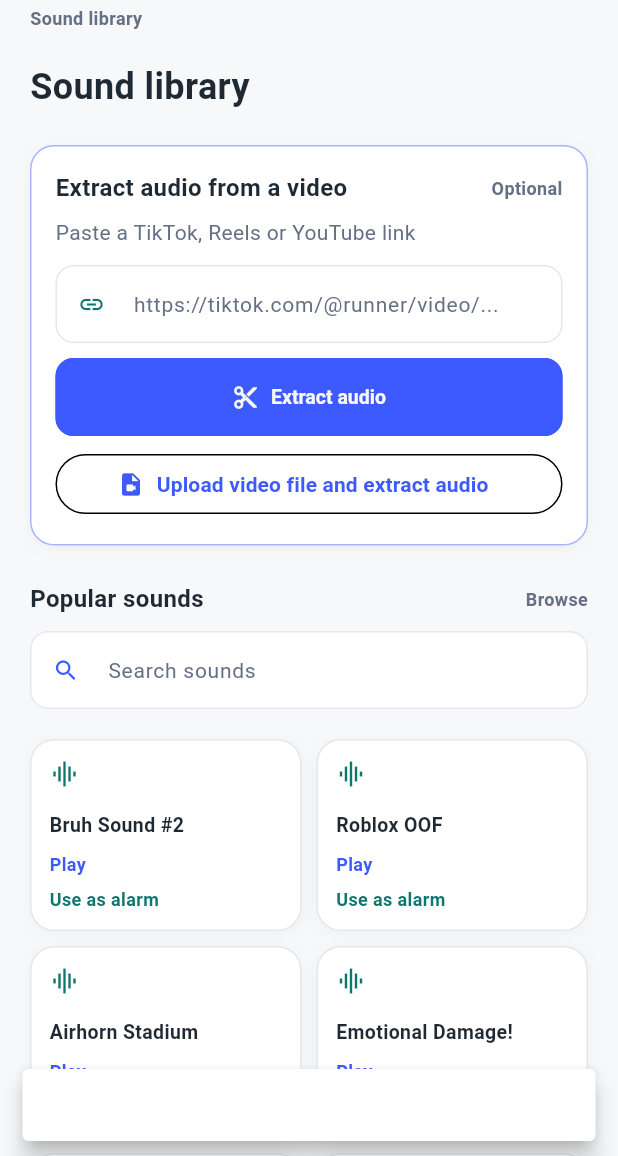
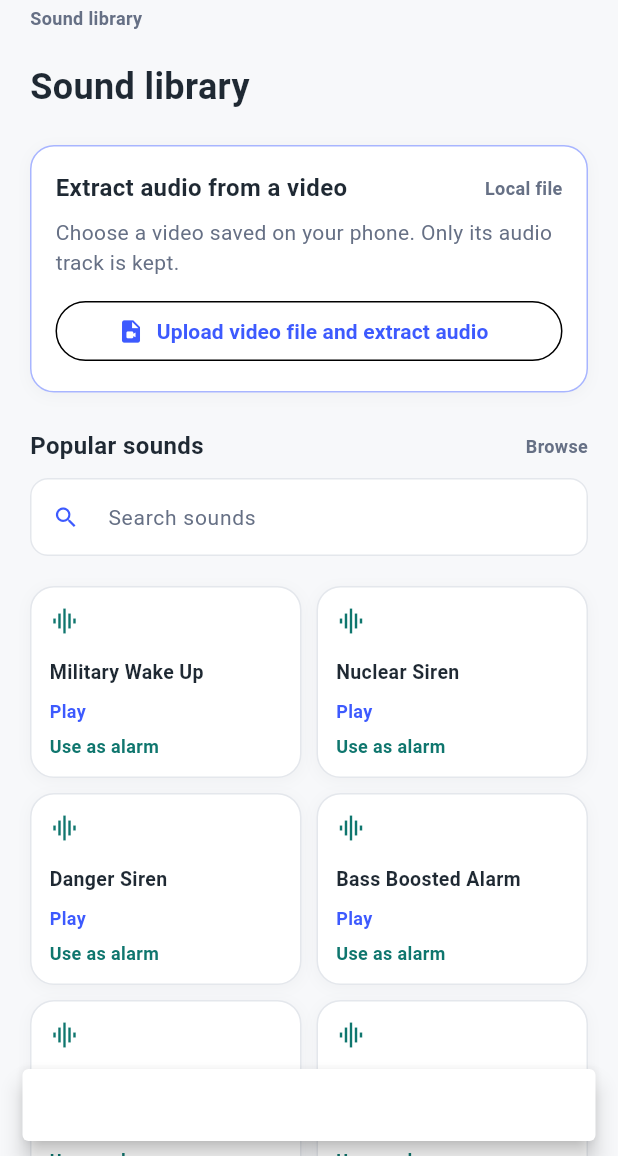
Before and after one commit to sarbneu/hypemotiv, a Flutter app: the SoundLabScreen screen opened directly, after a tap on "Play", on a phone screen of 412 x 824 dp, the part 80-1236 px from its top. Run offline on Flutter 3.47's test engine with Material 3 defaults, Android fonts, the phone set to English and light mode, and no system bars; our stand-ins replace audioplayers, camera, file_picker, flutter_local_notifications, hive_flutter, image_picker and 3 more; missing offline and left inert: dart:js_interop, google_mlkit_pose_detection, record; accounts and stored records are empty.

Commit message:
feat: bundle clean alarm sounds and remove link scraping UI

```diff
--- a/lib/screens/arena_screen.dart
+++ b/lib/screens/arena_screen.dart
@@ -19,12 +19,12 @@ import 'package:hypemotiv/utils/sound_catalog.dart';
 import 'package:hypemotiv/widgets/cyber_theme.dart';
 
 const List<Map<String, String>> kAlarmSounds = <Map<String, String>>[
-  {'name': 'Bruh', 'url': 'https://www.myinstants.com/media/sounds/bruh-sound-effect_WstdzdM.mp3'},
-  {'name': 'Airhorn', 'url': 'https://www.myinstants.com/media/sounds/airhorn.mp3'},
-  {'name': 'Roblox OOF', 'url': 'https://www.myinstants.com/media/sounds/roblox-oof.mp3'},
-  {'name': 'Emotional Damage', 'url': 'https://www.myinstants.com/media/sounds/emotional-damage.mp3'},
-  {'name': 'FBI Open Up', 'url': 'https://www.myinstants.com/media/sounds/fbi-open-up.mp3'},
-  {'name': 'Bell', 'url': 'https://www.myinstants.com/media/sounds/bell.mp3'},
+  {'name': 'Military Wake Up', 'url': 'assets/audio/military-bugle-wake-up-call.mp3'},
+  {'name': 'Nuclear Siren', 'url': 'assets/audio/nuclear-alarm-siren.mp3'},
+  {'name': 'Danger Siren', 'url': 'assets/audio/danger-siren-alarm.mp3'},
+  {'name': 'Bass Boosted Alarm', 'url': 'assets/audio/samsung-bass-boosted-alarm.mp3'},
+  {'name': 'Airhorn', 'url': 'assets/audio/airhorn.mp3'},
+  {'name': 'Bruh', 'url': 'assets/audio/bruh.mp3'},
 ];
 
 class ArenaScreen extends StatefulWidget {
@@ -64,8 +64,7 @@ class _Protocol {
 }
 
 class _ArenaScreenState extends State<ArenaScreen> {
-  static const String _fallbackSoundUrl =
-      'https://www.myinstants.com/media/sounds/bruh-sound-effect_WstdzdM.mp3';
+  static const String _fallbackSoundUrl = 'assets/audio/bruh.mp3';
 
   final List<_Protocol> _protocols = <_Protocol>[
     const _Protocol(
--- a/lib/screens/sound_lab_screen.dart
+++ b/lib/screens/sound_lab_screen.dart
@@ -17,48 +17,12 @@ import 'package:shared_preferences/shared_preferences.dart';
 const String _kSavedAlarmKey = 'hype_saved_alarm_sound';
 
 final List<Sound> _featuredSounds = <Sound>[
-  Sound(
-    id: 'bruh_2',
-    name: 'Bruh Sound #2',
-    url: 'https://www.myinstants.com/media/sounds/bruh-sound-2.mp3',
-    category: 'Meme',
-    imageUrl: '',
-  ),
-  Sound(
-    id: 'roblox_oof',
-    name: 'Roblox OOF',
-    url: 'https://www.myinstants.com/media/sounds/roblox-oof.mp3',
-    category: 'Meme',
-    imageUrl: '',
-  ),
-  Sound(
-    id: 'airhorn_stadium',
-    name: 'Airhorn Stadium',
-    url: 'https://www.myinstants.com/media/sounds/airhorn-stadium.mp3',
-    category: 'Alarm',
-    imageUrl: '',
-  ),
-  Sound(
-    id: 'emotional_damage',
-    name: 'Emotional Damage!',
-    url: 'https://www.myinstants.com/media/sounds/emotional-damage.mp3',
-    category: 'Meme',
-    imageUrl: '',
-  ),
-  Sound(
-    id: 'robert_b_weide',
-    name: 'Robert B. Weide',
-    url: 'https://www.myinstants.com/media/sounds/robert-b-weide.mp3',
-    category: 'Meme',
-    imageUrl: '',
-  ),
-  Sound(
-    id: 'fbi_open_up',
-    name: 'FBI Open Up',
-    url: 'https://www.myinstants.com/media/sounds/fbi-open-up.mp3',
-    category: 'Meme',
-    imageUrl: '',
-  ),
+  Sound(id: 'military', name: 'Military Wake Up', url: 'assets/audio/military-bugle-wake-up-call.mp3', category: 'Alarm', imageUrl: ''),
+  Sound(id: 'nuclear', name: 'Nuclear Siren', url: 'assets/audio/nuclear-alarm-siren.mp3', category: 'Alarm', imageUrl: ''),
+  Sound(id: 'danger', name: 'Danger Siren', url: 'assets/audio/danger-siren-alarm.mp3', category: 'Alarm', imageUrl: ''),
+  Sound(id: 'bass', name: 'Bass Boosted Alarm', url: 'assets/audio/samsung-bass-boosted-alarm.mp3', category: 'Alarm', imageUrl: ''),
+  Sound(id: 'airhorn', name: 'Airhorn', url: 'assets/audio/airhorn.mp3', category: 'Meme', imageUrl: ''),
+  Sound(id: 'bruh', name: 'Bruh', url: 'assets/audio/bruh.mp3', category: 'Meme', imageUrl: ''),
 ];
 
 class SoundLabScreen extends StatefulWidget {
@@ -69,10 +33,8 @@ class SoundLabScreen extends StatefulWidget {
 }
 
 class _SoundLabScreenState extends State<SoundLabScreen> {
-  static const String _fallbackSoundUrl =
-      'https://www.myinstants.com/media/sounds/bruh-sound-effect_WstdzdM.mp3';
+  static const String _fallbackSoundUrl = 'assets/audio/bruh.mp3';
 
-  final TextEditingController _ripController = TextEditingController();
   final TextEditingController _searchController = TextEditingController();
   final TextEditingController _roastController = TextEditingController();
   final TTSService _tts = TTSService();
@@ -98,7 +60,6 @@ class _SoundLabScreenState extends State<SoundLabScreen> {
   @override
   void dispose() {
     _recordingTimer?.cancel();
-    _ripController.dispose();
     _searchController.dispose();
     _roastController.dispose();
     unawaited(_tts.dispose());
@@ -143,28 +104,6 @@ class _SoundLabScreenState extends State<SoundLabScreen> {
           : (fetched.isNotEmpty ? fetched : _featuredSounds);
       _searching = false;
     });
-  }
-
-  Future<void> _rip() async {
-    final String url = _ripController.text.trim();
-    if (url.isEmpty) {
-      _toast('Paste a link first');
-      return;
-    }
-    setState(() => _ripBusy = true);
-    final Map<String, dynamic>? data = await HypeApi().ripAudioDetailed(url);
-    if (!mounted) return;
-    final String? extracted = data?['url'] as String?;
-    setState(() {
-      _ripUrl = extracted;
-      _ripBusy = false;
-    });
-    if (extracted != null) {
-      _toast('Audio extracted');
-      return;
-    }
-    final Object? error = data?['error'] ?? data?['message'] ?? data?['details'];
-    _toast(error == null ? 'Could not extract audio' : 'Rip failed: $error');
   }
 
   Future<void> _uploadVideoAndExtract() async {
@@ -277,7 +216,7 @@ class _SoundLabScreenState extends State<SoundLabScreen> {
                   ),
                   const SizedBox(height: 22),
 
-                  // Extract audio from a video
+                  // Extract audio from a video file on the device
                   CyberCard(
                     glow: true,
                     child: Column(
@@ -285,35 +224,17 @@ class _SoundLabScreenState extends State<SoundLabScreen> {
                       children: <Widget>[
                         const SectionLabel(
                           'Extract audio from a video',
-                          trailing: 'Optional',
+                          trailing: 'Local file',
                         ),
                         const SizedBox(height: 8),
                         const Text(
-                          'Paste a TikTok, Reels or YouTube link',
+                          'Choose a video saved on your phone. Only its audio track is kept.',
                           style: TextStyle(
                             color: Color(0xFF667085),
                             fontSize: 14,
                           ),
                         ),
                         const SizedBox(height: 12),
-                        TextField(
-                          controller: _ripController,
-                          decoration: const InputDecoration(
-                            hintText: 'https://tiktok.com/@runner/video/...',
-                            prefixIcon: Icon(
-                              Icons.link,
-                              color: Color(0xFF0F766E),
-                              size: 18,
-                            ),
-                          ),
-                        ),
-                        const SizedBox(height: 10),
-                        NeonButton(
-                          label: _ripBusy ? 'Extracting...' : 'Extract audio',
-                          icon: Icons.content_cut,
-                          onPressed: _rip,
-                        ),
-                        const SizedBox(height: 8),
                         OutlinedButton.icon(
                           icon: const Icon(Icons.video_file),
                           label: const Text('Upload video file and extract audio'),
--- a/lib/services/audio_service.dart
+++ b/lib/services/audio_service.dart
@@ -34,8 +34,7 @@ class AudioService {
   }
 
   /// Verified reachable meme sound (HTTP 200, audio/mpeg).
-  static const String fallbackSoundUrl =
-      'https://www.myinstants.com/media/sounds/bruh-sound-effect_WstdzdM.mp3';
+  static const String fallbackSoundUrl = 'assets/audio/bruh.mp3';
 
   static const Duration _fetchTimeout = Duration(seconds: 15);
 
@@ -85,7 +84,10 @@ class AudioService {
       );
       // On web, audioplayers creates an HTMLAudioElement with
       // crossOrigin=anonymous. Feeding bytes avoids that CORS path entirely.
-      if (kIsWeb) {
+      // Bundled sounds are real local assets — no scraping, no network, no CORS.
+      if (source.startsWith('assets/')) {
+        await _audioPlayer.setSourceAsset(source);
+      } else if (kIsWeb) {
         final http.Response response =
             await http.get(Uri.parse(playable)).timeout(_fetchTimeout);
         await _setSourceFromResponse(response, playable);
@@ -133,7 +135,9 @@ class AudioService {
     try {
       await _audioPlayer.stop();
       final String url = HypeApi.playableUrl(fallbackSoundUrl);
-      if (kIsWeb) {
+      if (url.startsWith('assets/')) {
+        await _audioPlayer.setSourceAsset(url);
+      } else if (kIsWeb) {
         final http.Response response =
             await http.get(Uri.parse(url)).timeout(_fetchTimeout);
         await _setSourceFromResponse(response, url);
--- a/lib/services/hype_api.dart
+++ b/lib/services/hype_api.dart
@@ -1,7 +1,7 @@
 /// HypeMotiv extended API client.
 ///
 /// Capabilities the base Oracle REST bridge does not have:
-///   1. myinstants.com sound scraping  (GET  /api/sounds?q=)
+///   1. Curated local sound pack        (bundled assets, no scraping)
 ///   2. Oracle BLOB file storage       (POST /api/files/upload, GET /api/files/:id)
 ///   3. Video -> audio extraction      (POST /api/extract-audio)
 ///   4. Link -> audio ripper           (POST /api/rip)
@@ -23,6 +23,7 @@ import 'package:http/http.dart' as http;
 
 import '../utils/oracle_config.dart';
 import 'sound_service.dart';
+import '../utils/sound_catalog.dart';
 
 /// One bounding box from the optional toothbrush detector.
 class DetectionBox {
@@ -160,27 +161,26 @@ class HypeApi {
     }
   }
 
-  /// Search myinstants.com through the backend scraper.
-  /// Falls back to the bundled offline sound list if the backend is down.
+  /// Return the small curated sound pack bundled with the app.
+  /// No website scraping: these are local assets committed to the project.
   Future<List<Sound>> fetchSounds({String query = '', int limit = 50}) async {
-    try {
-      final uri = Uri.parse('$base/sounds').replace(
-        queryParameters: {'q': query, 'limit': '$limit'},
-      );
-      final response = await http.get(uri).timeout(_timeout);
-      if (response.statusCode == 200) {
-        final data = jsonDecode(response.body) as Map<String, dynamic>;
-        final list = (data['sounds'] as List<dynamic>?) ?? const [];
-        final sounds = list
-            .whereType<Map>()
-            .map((e) => Sound.fromJson(Map<String, dynamic>.from(e)))
-            .toList();
-        if (sounds.isNotEmpty) return sounds.take(limit).toList();
-      }
-    } catch (_) {
-      // offline
-    }
-    return SoundService().fetchSounds(limit: limit);
+    final String q = query.trim().toLowerCase();
+    return defaultSoundOptions
+        .where(
+          (SoundOption option) =>
+              q.isEmpty || option.name.toLowerCase().contains(q),
+        )
+        .take(limit)
+        .map(
+          (SoundOption option) => Sound(
+            id: option.name,
+            name: option.name,
+            url: option.url,
+            category: 'Bundled',
+            imageUrl: '',
+          ),
+        )
+        .toList();
   }
 
   /// Upload a local file (meme audio, proof photo, ripped audio) into Oracle
--- a/lib/services/sound_service.dart
+++ b/lib/services/sound_service.dart
@@ -1,9 +1,8 @@
-/// Sound service - fetches sounds from myinstants.com API
-/// Custom sound library for meme alarms
+/// Sound service backed by the small pack bundled with the app.
+/// No website scraping: every sound is a committed local asset.
 library;
 
-import 'dart:convert';
-import 'package:http/http.dart' as http;
+import '../utils/sound_catalog.dart';
 
 class Sound {
   final String id;
@@ -48,96 +47,44 @@ class Sound {
 }
 
 class SoundService {
-  static const String _apiBase = 'https://myinstants.com';
   final Map<String, List<Sound>> _cachedSounds = {};
 
-  /// Fetch sounds from myinstants.com
   Future<List<Sound>> fetchSounds({String category = 'all', int limit = 50}) async {
-    if (_cachedSounds.containsKey(category) && _cachedSounds[category]!.length >= limit) {
-      return _cachedSounds[category]!;
+    final String key = category.toLowerCase();
+    if (_cachedSounds.containsKey(key)) {
+      return _cachedSounds[key]!.take(limit).toList();
     }
 
-    try {
-      // Search for sounds from myinstants
-      final response = await http.get(
-        Uri.parse('$_apiBase/search/?q=&limit=$limit&format=json'),
-      );
+    final List<Sound> all = defaultSoundOptions
+        .map(
+          (SoundOption option) => Sound(
+            id: option.name,
+            name: option.name,
+            url: option.url,
+            category: option.name.contains('Siren') ||
+                    option.name.contains('Alarm') ||
+                    option.name.contains('Military')
+                ? 'Alarm'
+                : 'Meme',
+            imageUrl: '',
+          ),
+        )
+        .toList();
+    _cachedSounds['all'] = all;
+    _cachedSounds['alarm'] = all.where((Sound s) => s.category == 'Alarm').toList();
+    _cachedSounds['meme'] = all.where((Sound s) => s.category == 'Meme').toList();
 
-      if (response.statusCode == 200) {
-        final List<dynamic> data = json.decode(response.body);
-        final sounds = <Sound>[];
-
-        for (final item in data) {
-          // MyInstants API returns different formats, handle both
-          if (item is Map<String, dynamic>) {
-            final sound = Sound(
-              id: item['_id'] ?? item['id'] ?? '',
-              name: item['name'] ?? item['title'] ?? 'Unknown',
-              url: item['url'] ?? '',
-              category: item['category'] ?? 'General',
-              imageUrl: item['imageUrl'] ?? item['logo'] ?? '',
-              createdAt: item['createdAt'] != null
-                  ? DateTime.parse(item['createdAt'].toString())
-                  : DateTime.now(),
-            );
-            sounds.add(sound);
-          }
-        }
-
-        // Cache by category
-        if (category != 'all' || sounds.isNotEmpty) {
-          _cachedSounds['all'] = sounds;
-        }
-
-        return sounds.take(limit).toList();
-      } else {
-        // Fallback to demo sounds if API fails
-        return _getDemoSounds();
-      }
-    } catch (e) {
-      return _getDemoSounds();
-    }
+    final List<Sound> result = key == 'all'
+        ? all
+        : (_cachedSounds[key] ?? all);
+    return result.take(limit).toList();
   }
 
-  /// Offline sounds. All URLs are real myinstants.com media files verified
-  /// with HTTP 200 + audio/mpeg (soundjay.com links used previously are 404).
-  List<Sound> _getDemoSounds() {
-    const String base = 'https://www.myinstants.com/media/sounds/';
-    return [
-      Sound(id: 'offline_bruh', name: 'Bruh Sound Effect #2',
-          url: '${base}bruh-sound-effect_WstdzdM.mp3', category: 'Meme', imageUrl: ''),
-      Sound(id: 'offline_oof', name: 'Roblox OOF',
-          url: '${base}roblox-oof.mp3', category: 'Game', imageUrl: ''),
-      Sound(id: 'offline_airhorn', name: 'Airhorn',
-          url: '${base}airhorn.mp3', category: 'Alarm', imageUrl: ''),
-      Sound(id: 'offline_damage', name: 'Emotional Damage',
-          url: '${base}emotional-damage.mp3', category: 'Meme', imageUrl: ''),
-      Sound(id: 'offline_fbi', name: 'FBI Open Up',
-          url: '${base}fbi-open-up.mp3', category: 'Meme', imageUrl: ''),
-      Sound(id: 'offline_wow', name: 'Wow',
-          url: '${base}wow.mp3', category: 'Meme', imageUrl: ''),
-      Sound(id: 'offline_bell', name: 'Morning Bell',
-          url: '${base}bell.mp3', category: 'Alarm', imageUrl: ''),
-    ];
-  }
+  List<String> getCategories() => <String>['Alarm', 'Meme', 'All'];
 
-  /// Get sound categories
-  List<String> getCategories() {
-    return [
-      'Alarm',
-      'Game',
-      'Meme',
-      'Siri',
-      'Mario',
-      'General',
-      'All',
-    ];
-  }
-
-  /// Get sound by ID
   Sound? getSoundById(String id, List<Sound> sounds) {
     return sounds.firstWhere(
-      (s) => s.id == id,
+      (Sound s) => s.id == id,
       orElse: () => Sound(
         id: id,
         name: 'Unknown Sound',
@@ -148,17 +95,13 @@ class SoundService {
     );
   }
 
-  /// Clear cache
-  void clearCache() {
-    _cachedSounds.clear();
-  }
+  void clearCache() => _cachedSounds.clear();
 }
 
 /// Sound manager (singleton)
 class SoundManager {
   static final SoundManager _instance = SoundManager._internal();
   factory SoundManager() => _instance;
-
   SoundManager._internal();
 
   final SoundService _soundService = SoundService();
@@ -169,7 +112,6 @@ class SoundManager {
 
   List<String> getCategories() => _soundService.getCategories();
 
-  Sound? getSoundById(String id, List<Sound> sounds) {
-    return _soundService.getSoundById(id, sounds);
-  }
+  Sound? getSoundById(String id, List<Sound> sounds) =>
+      _soundService.getSoundById(id, sounds);
 }
--- a/lib/utils/sound_catalog.dart
+++ b/lib/utils/sound_catalog.dart
@@ -1,4 +1,4 @@
-/// Sound choices shown in the alarm picker.
+/// Curated, locally bundled alarm sounds. No website scraping at runtime.
 library;
 
 class SoundOption {
@@ -8,29 +8,35 @@ class SoundOption {
   final String url;
 }
 
+const String _audioDir = 'assets/audio';
+
 const List<SoundOption> defaultSoundOptions = <SoundOption>[
   SoundOption(
-    name: 'Bruh',
-    url: 'https://www.myinstants.com/media/sounds/bruh-sound-effect_WstdzdM.mp3',
+    name: 'Military Wake Up',
+    url: '$_audioDir/military-bugle-wake-up-call.mp3',
+  ),
+  SoundOption(
+    name: 'Nuclear Siren',
+    url: '$_audioDir/nuclear-alarm-siren.mp3',
+  ),
+  SoundOption(
+    name: 'Danger Siren',
+    url: '$_audioDir/danger-siren-alarm.mp3',
+  ),
+  SoundOption(
+    name: 'Bass Boosted Alarm',
+    url: '$_audioDir/samsung-bass-boosted-alarm.mp3',
   ),
   SoundOption(
     name: 'Airhorn',
-    url: 'https://www.myinstants.com/media/sounds/airhorn.mp3',
+    url: '$_audioDir/airhorn.mp3',
   ),
   SoundOption(
-    name: 'Roblox OOF',
-    url: 'https://www.myinstants.com/media/sounds/roblox-oof.mp3',
-  ),
-  SoundOption(
-    name: 'Emotional Damage',
-    url: 'https://www.myinstants.com/media/sounds/emotional-damage.mp3',
-  ),
-  SoundOption(
-    name: 'FBI Open Up',
-    url: 'https://www.myinstants.com/media/sounds/fbi-open-up.mp3',
-  ),
-  SoundOption(
-    name: 'Bell',
-    url: 'https://www.myinstants.com/media/sounds/bell.mp3',
+    name: 'Bruh',
+    url: '$_audioDir/bruh.mp3',
   ),
 ];
+
+/// Clean, non-profane "morning rage" presets shown in first-run setup.
+final List<SoundOption> morningRageOptions =
+    defaultSoundOptions.take(5).toList();
--- a/pubspec.yaml
+++ b/pubspec.yaml
@@ -58,3 +58,9 @@ flutter:
   assets:
     - assets/
     - assets/audio/test_alarm.wav
+    - assets/audio/military-bugle-wake-up-call.mp3
+    - assets/audio/nuclear-alarm-siren.mp3
+    - assets/audio/danger-siren-alarm.mp3
+    - assets/audio/samsung-bass-boosted-alarm.mp3
+    - assets/audio/airhorn.mp3
+    - assets/audio/bruh.mp3
```
Also changed, not shown: lib/screens/setup_screen.dart (+18 -7 lines), 6 other files.
